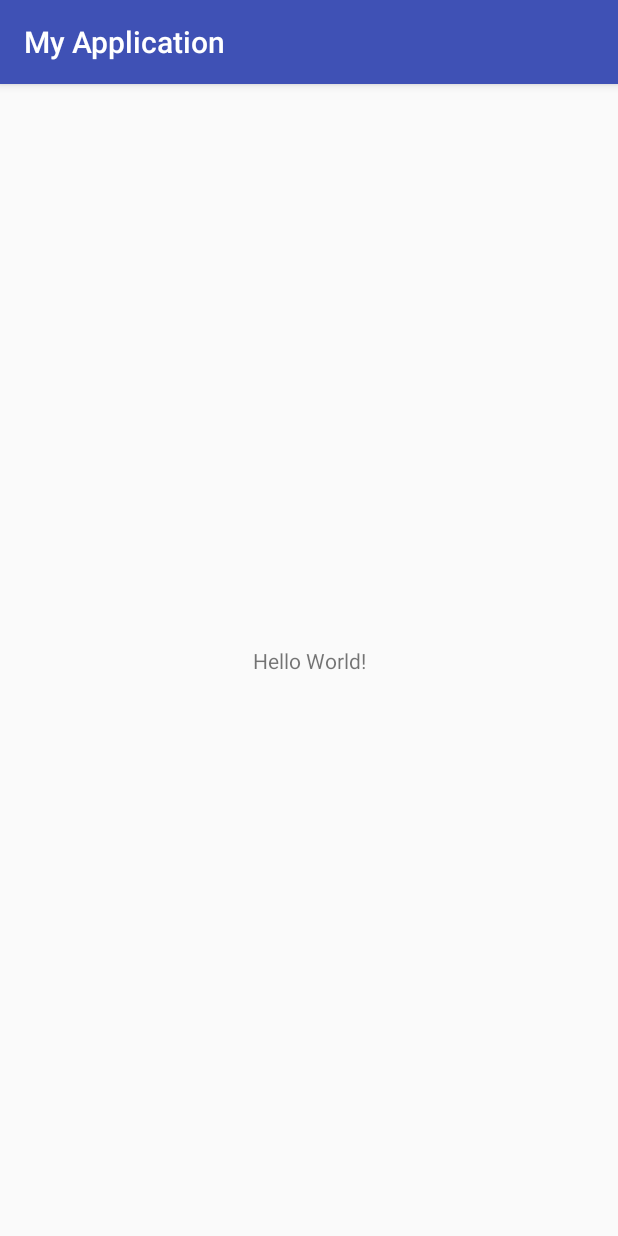
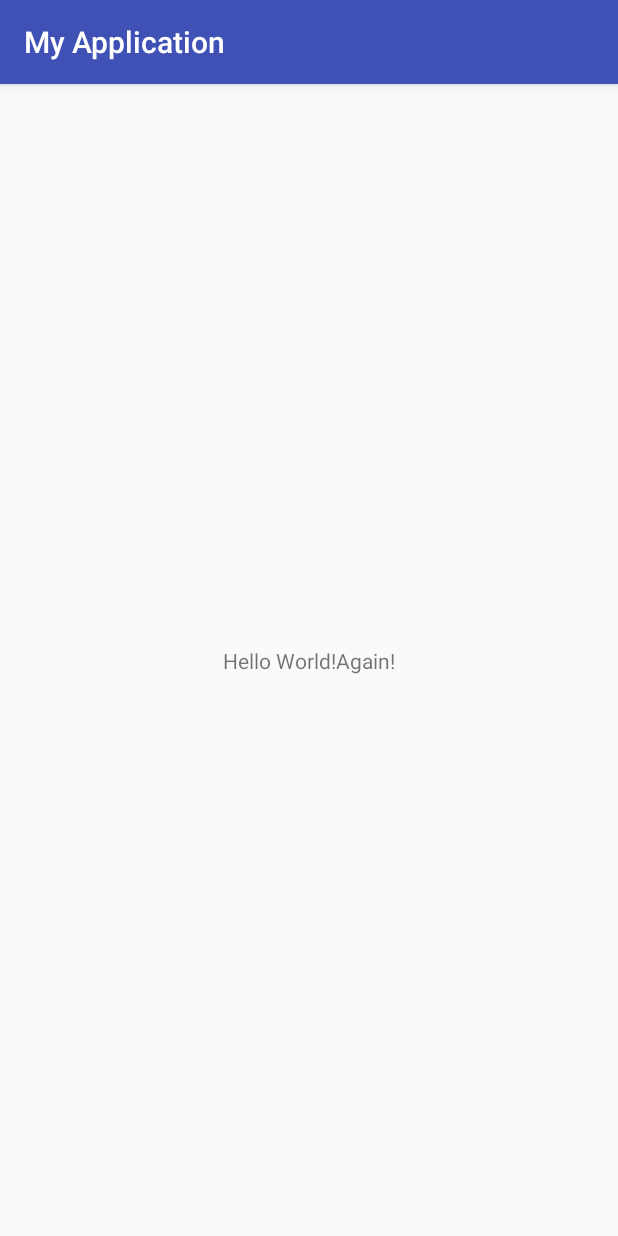
Before and after one commit to GozWit/MyApplication, an Android app: the screen it shows after launch (MainActivity), on a phone screen of 412 x 824 dp. Run offline under Robolectric (Android 15) with nearby library versions, the phone set to English and light mode, and no system bars.

Commit message:
Second try.

```diff
--- a/app/src/main/res/layout/activity_main.xml
+++ b/app/src/main/res/layout/activity_main.xml
@@ -9,7 +9,7 @@
     <TextView
         android:layout_width="wrap_content"
         android:layout_height="wrap_content"
-        android:text="Hello World!"
+        android:text="Hello World!Again!"
         app:layout_constraintBottom_toBottomOf="parent"
         app:layout_constraintLeft_toLeftOf="parent"
         app:layout_constraintRight_toRightOf="parent"
```
